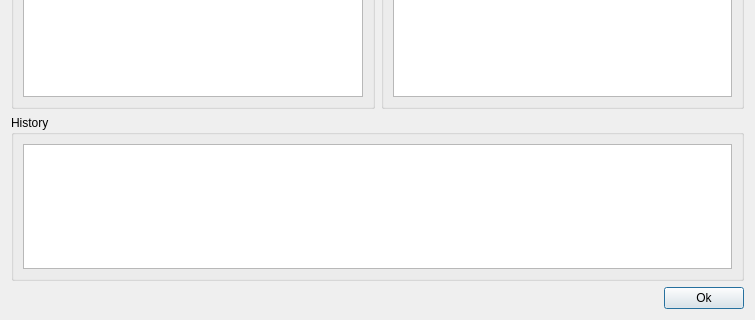
First picture: the form in src/Gui/mReaderInfo.ui, repository cagonza6/Buho, before the edit; both pictures show x 0 to 755 and y 241 to 561 of the 755 by 561 pixel window.
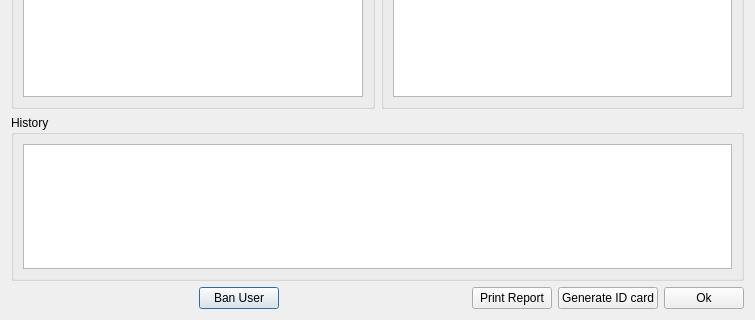
Second picture: the form after the edit. Icons and pictures are not drawn.

Commit message: Generate Card: it can be used from user profile. Still needs work for School Data that is not completed

Patch:
```diff
--- a/src/Gui/mReaderInfo.ui
+++ b/src/Gui/mReaderInfo.ui
@@ -386,6 +386,40 @@
        </property>
       </spacer>
      </item>
+     <item>
+      <widget class="QPushButton" name="btn_ban">
+       <property name="text">
+        <string>Ban User</string>
+       </property>
+      </widget>
+     </item>
+     <item>
+      <spacer name="horizontalSpacer_3">
+       <property name="orientation">
+        <enum>Qt::Horizontal</enum>
+       </property>
+       <property name="sizeHint" stdset="0">
+        <size>
+         <width>40</width>
+         <height>20</height>
+        </size>
+       </property>
+      </spacer>
+     </item>
+     <item>
+      <widget class="QPushButton" name="btn_printReport">
+       <property name="text">
+        <string>Print Report</string>
+       </property>
+      </widget>
+     </item>
+     <item>
+      <widget class="QPushButton" name="btn_card">
+       <property name="text">
+        <string>Generate ID card</string>
+       </property>
+      </widget>
+     </item>
      <item>
       <widget class="QPushButton" name="btn_ok">
        <property name="text">
```
The commit also changes 19 other files.
